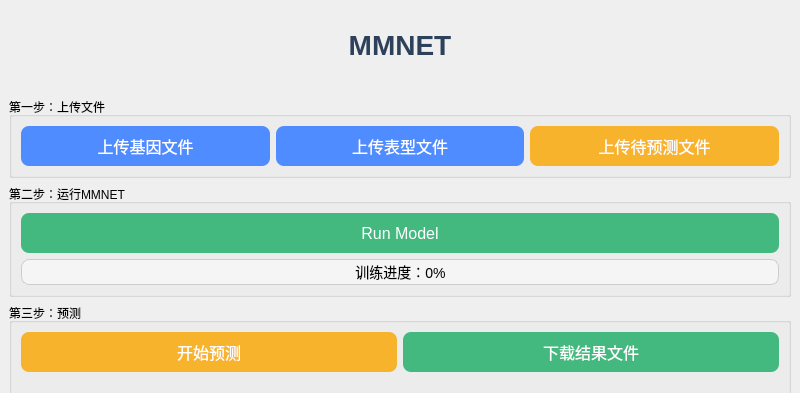
This is mainwindow.ui in mingmi2016/MMNET_With_QT as Qt 5 draws it before an edit; both pictures show x 0 to 800 and y 0 to 393 of the 800 by 600 pixel window. The edited form follows.
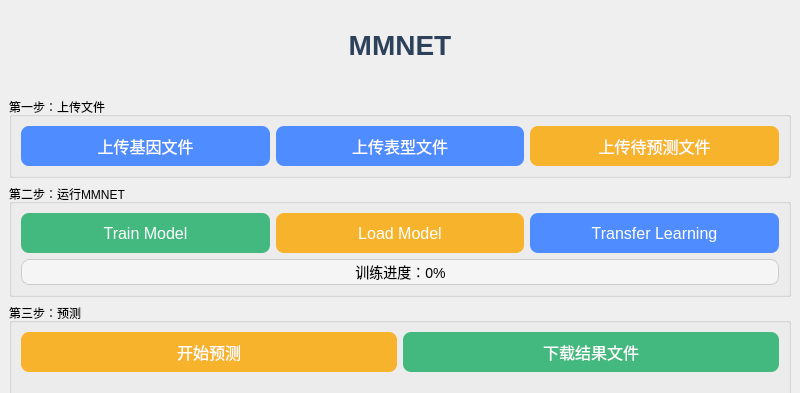
This is the edited form.

Commit message: 新增‘Transfer Learning’&‘Load Model'功能

Patch:
```diff
--- a/mainwindow.ui
+++ b/mainwindow.ui
@@ -96,7 +96,7 @@
          <item>
           <widget class="QPushButton" name="pushButton_3">
            <property name="text">
-            <string>Run Model</string>
+            <string>Train Model</string>
            </property>
            <property name="minimumSize">
             <size>
@@ -109,6 +109,38 @@
            </property>
           </widget>
          </item>
+         <item>
+          <widget class="QPushButton" name="pushButton_load_model">
+           <property name="text">
+            <string>Load Model</string>
+           </property>
+           <property name="minimumSize">
+            <size>
+             <width>160</width>
+             <height>40</height>
+            </size>
+           </property>
+           <property name="styleSheet">
+            <string>QPushButton{background-color:#f7b32b;color:white;font-size:16px;border-radius:8px;} QPushButton:hover{background-color:#e09e1b;}</string>
+           </property>
+          </widget>
+         </item>
+         <item>
+          <widget class="QPushButton" name="pushButton_transfer_learning">
+           <property name="text">
+            <string>Transfer Learning</string>
+           </property>
+           <property name="minimumSize">
+            <size>
+             <width>160</width>
+             <height>40</height>
+            </size>
+           </property>
+           <property name="styleSheet">
+            <string>QPushButton{background-color:#4f8cff;color:white;font-size:16px;border-radius:8px;} QPushButton:hover{background-color:#357ae8;}</string>
+           </property>
+          </widget>
+         </item>
         </layout>
        </item>
        <item>
```
The commit also changes 2 other files.
